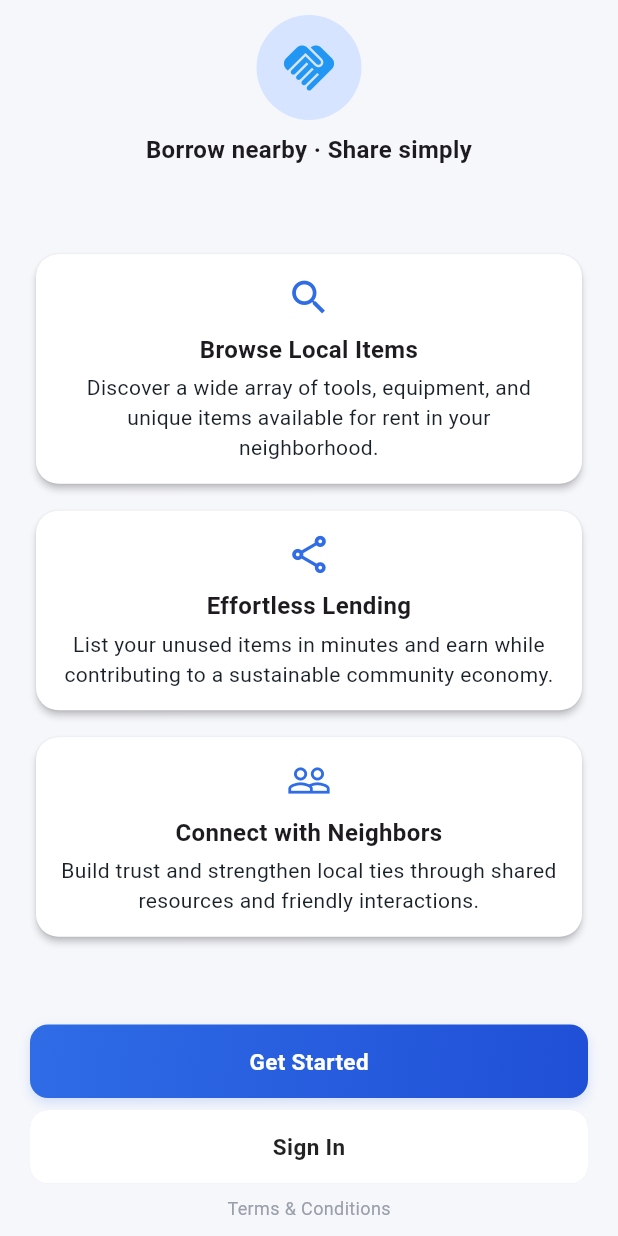
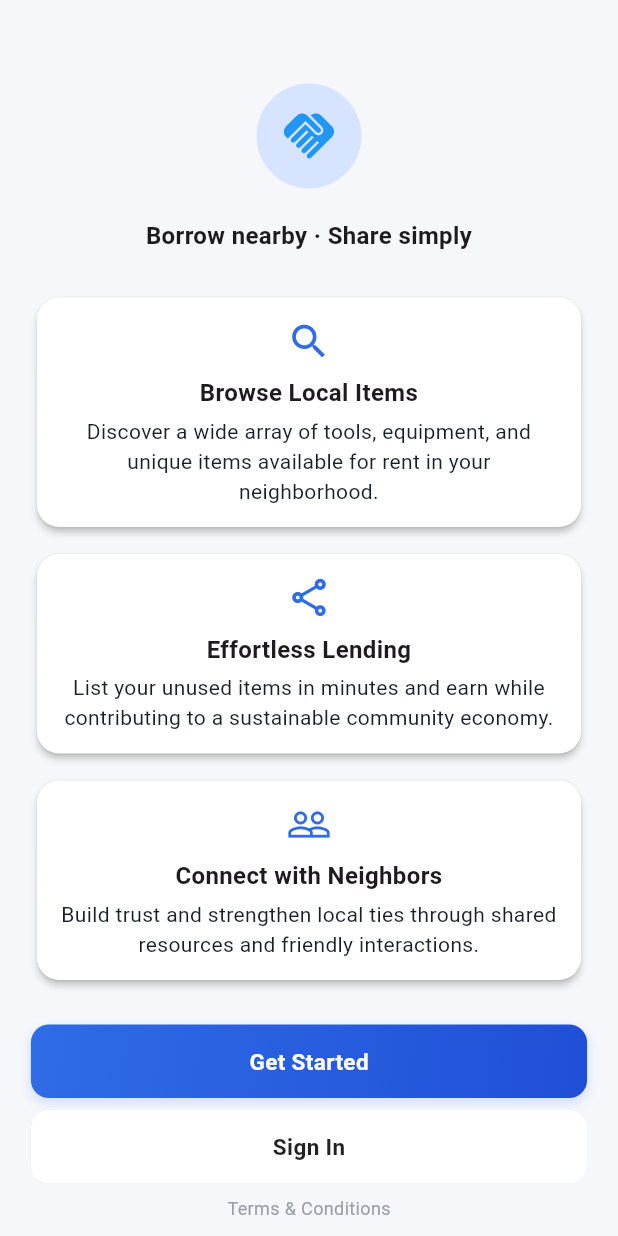
Before and after one commit to Mohamedislam19/Sellefli, a Flutter app: the LandingPage screen opened directly, on a phone screen of 412 x 824 dp. Run offline on Flutter 3.47's test engine with Material 3 defaults, Android fonts, the phone set to English and light mode, and no system bars; our stand-ins replace flutter_map, flutter_svg, font_awesome_flutter, geolocator, google_fonts, image_picker and 1 more; missing offline and left inert: your_app_name; network calls fail.

Commit message:
Enhance responsive design of LandingPage
Refactor LandingPage layout for responsiveness and improved design. Adjusted paddings, sizes, and added LayoutBuilder for adaptive UI.

```diff
--- a/lib/src/features/landing/landing_page.dart
+++ b/lib/src/features/landing/landing_page.dart
@@ -8,34 +8,88 @@ class LandingPage extends StatelessWidget {
 
   @override
   Widget build(BuildContext context) {
+    final media = MediaQuery.of(context);
+    final screenWidth = media.size.width;
+    const double tabletBreakpoint = 600;
+
     return Scaffold(
       backgroundColor: AppColors.background,
       body: SafeArea(
-        child: Center(
+        child: LayoutBuilder(
+          builder: (context, constraints) {
+            final isWide = constraints.maxWidth >= tabletBreakpoint;
+            return Center(
               child: Padding(
-            padding: const EdgeInsets.symmetric(horizontal: 20, vertical: 10),
+                padding: EdgeInsets.symmetric(
+                  horizontal: screenWidth * 0.05,
+                  vertical: 10,
+                ),
                 child: Column(
                   mainAxisAlignment: MainAxisAlignment.spaceBetween,
+
                   children: [
                     // Avatar / Logo + Tagline
+                    const SizedBox(height: 20),  // reduced from 8 to 4
+
                     Column(
                       children: [
-                    const CircleAvatar(
-                      radius: 35,
-                      backgroundColor: Color(0xFFD6E4FF),
-                      child: Icon(Icons.handshake, color: Colors.blue, size: 40),
+                        CircleAvatar(
+                          radius: isWide ? 40 : 35,
+                          backgroundColor: const Color(0xFFD6E4FF),
+                          child: Icon(
+                            Icons.handshake,
+                            color: Colors.blue,
+                            size: isWide ? 60 : 40,
                           ),
-                    const SizedBox(height: 8),
+                        ),
+                        const SizedBox(height: 20),  // reduced from 8 to 4
                         Text(
                           "Borrow nearby · Share simply",
-                      style: AppTextStyles.subtitle,
+                          style: AppTextStyles.subtitle.copyWith(
+                            fontSize: isWide
+                                ? AppTextStyles.subtitle.fontSize! * 1.2
+                                : AppTextStyles.subtitle.fontSize,
+                          ),
                           textAlign: TextAlign.center,
                         ),
                       ],
                     ),
 
                     // Feature Cards
-                Column(
+                    isWide
+                        ? Row(
+                            crossAxisAlignment: CrossAxisAlignment.start,
+                            mainAxisAlignment: MainAxisAlignment.spaceBetween,
+                            children: const [
+                              Expanded(
+                                child: FeatureCard(
+                                  icon: Icons.search,
+                                  title: "Browse Local Items",
+                                  description:
+                                      "Discover a wide array of tools, equipment, and unique items available for rent in your neighborhood.",
+                                ),
+                              ),
+                              SizedBox(width: 10),
+                              Expanded(
+                                child: FeatureCard(
+                                  icon: Icons.share_outlined,
+                                  title: "Effortless Lending",
+                                  description:
+                                      "List your unused items in minutes and earn while contributing to a sustainable community economy.",
+                                ),
+                              ),
+                              SizedBox(width: 10),
+                              Expanded(
+                                child: FeatureCard(
+                                  icon: Icons.people_outline,
+                                  title: "Connect with Neighbors",
+                                  description:
+                                      "Build trust and strengthen local ties through shared resources and friendly interactions.",
+                                ),
+                              ),
+                            ],
+                          )
+                        : Column(
                             children: const [
                               FeatureCard(
                                 icon: Icons.search,
@@ -83,13 +137,19 @@ class LandingPage extends StatelessWidget {
                         const SizedBox(height: 8),
                         Text(
                           "Terms & Conditions",
-                      style: AppTextStyles.caption,
+                          style: AppTextStyles.caption.copyWith(
+                            fontSize: isWide
+                                ? AppTextStyles.caption.fontSize! * 1.1
+                                : AppTextStyles.caption.fontSize,
+                          ),
                         ),
                       ],
                     ),
                   ],
                 ),
               ),
+            );
+          },
         ),
       ),
     );
@@ -111,30 +171,44 @@ class FeatureCard extends StatelessWidget {
 
   @override
   Widget build(BuildContext context) {
+    final screenWidth = MediaQuery.of(context).size.width;
+    const double tabletBreakpoint = 600;
+    final isWide = screenWidth >= tabletBreakpoint;
+
     return SizedBox(
       width: double.infinity,
       child: Card(
         color: AppColors.surface,
         elevation: 2,
-        shape: RoundedRectangleBorder(borderRadius: BorderRadius.circular(15)),
+        shape: RoundedRectangleBorder(
+          borderRadius: BorderRadius.circular(15),
+        ),
         child: Padding(
-          padding: const EdgeInsets.all(14),
+          padding: EdgeInsets.all(isWide ? 20 : 14),
           child: Column(
-            mainAxisSize: MainAxisSize.min,  // allow height to grow as needed
+            mainAxisSize: MainAxisSize.min,
             children: [
-              Icon(icon, color: AppColors.primary, size: 30),
-              const SizedBox(height: 8),
+              Icon(icon, color: AppColors.primary, size: isWide ? 40 : 30),
+              SizedBox(height: isWide ? 12 : 8),
               Text(
                 title,
-                style: AppTextStyles.subtitle,
+                style: AppTextStyles.subtitle.copyWith(
+                  fontSize: isWide
+                      ? AppTextStyles.subtitle.fontSize! * 1.2
+                      : null,
+                ),
                 textAlign: TextAlign.center,
               ),
-              const SizedBox(height: 4),
+              SizedBox(height: isWide ? 6 : 4),
               Text(
                 description,
                 textAlign: TextAlign.center,
-                style: AppTextStyles.body,
-                maxLines: 4,
+                style: AppTextStyles.body.copyWith(
+                  fontSize: isWide
+                      ? AppTextStyles.body.fontSize! * 1.1
+                      : null,
+                ),
+                maxLines: isWide ? 6 : 4,
                 overflow: TextOverflow.ellipsis,
               ),
             ],
```
Lines whose indentation alone changed are shown as unchanged.
